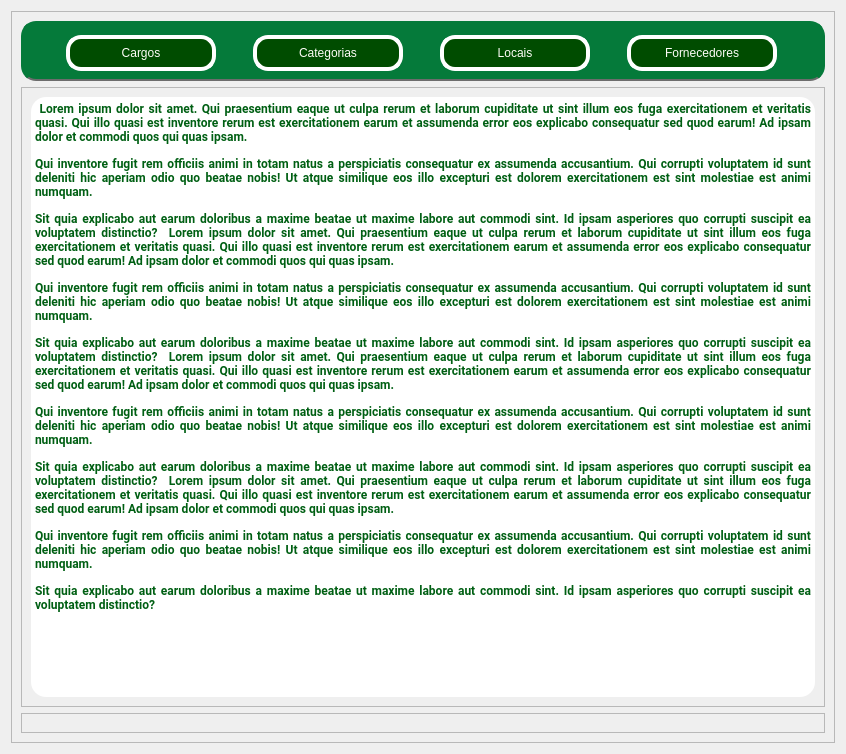
This is PATP/asset_ctrl/templates/interfaces/config_screen.ui in eduardogm22/controle_patrimonio as Qt 5 draws it before an edit. The edited form follows.
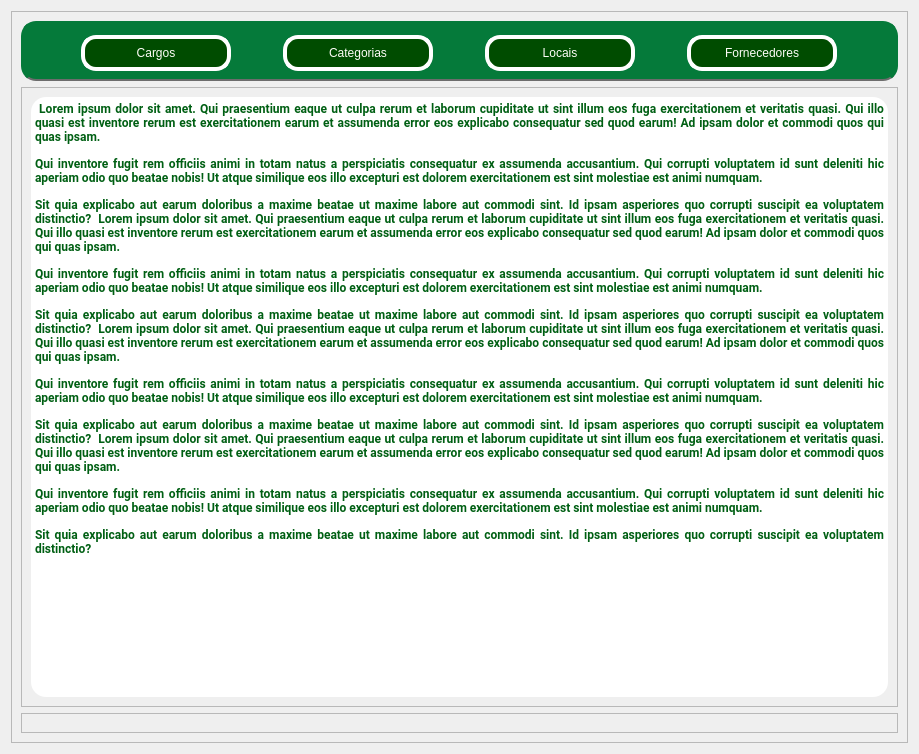
This is the edited form.

Commit message: Gambiarra rápida pra finalizar tela de definição

```diff
--- a/PATP/asset_ctrl/templates/interfaces/config_screen.ui
+++ b/PATP/asset_ctrl/templates/interfaces/config_screen.ui
@@ -6,8 +6,8 @@
    <rect>
     <x>0</x>
     <y>0</y>
-    <width>846</width>
-    <height>751</height>
+    <width>919</width>
+    <height>750</height>
    </rect>
   </property>
   <property name="windowTitle">
```
The commit also changes 6 other files.
